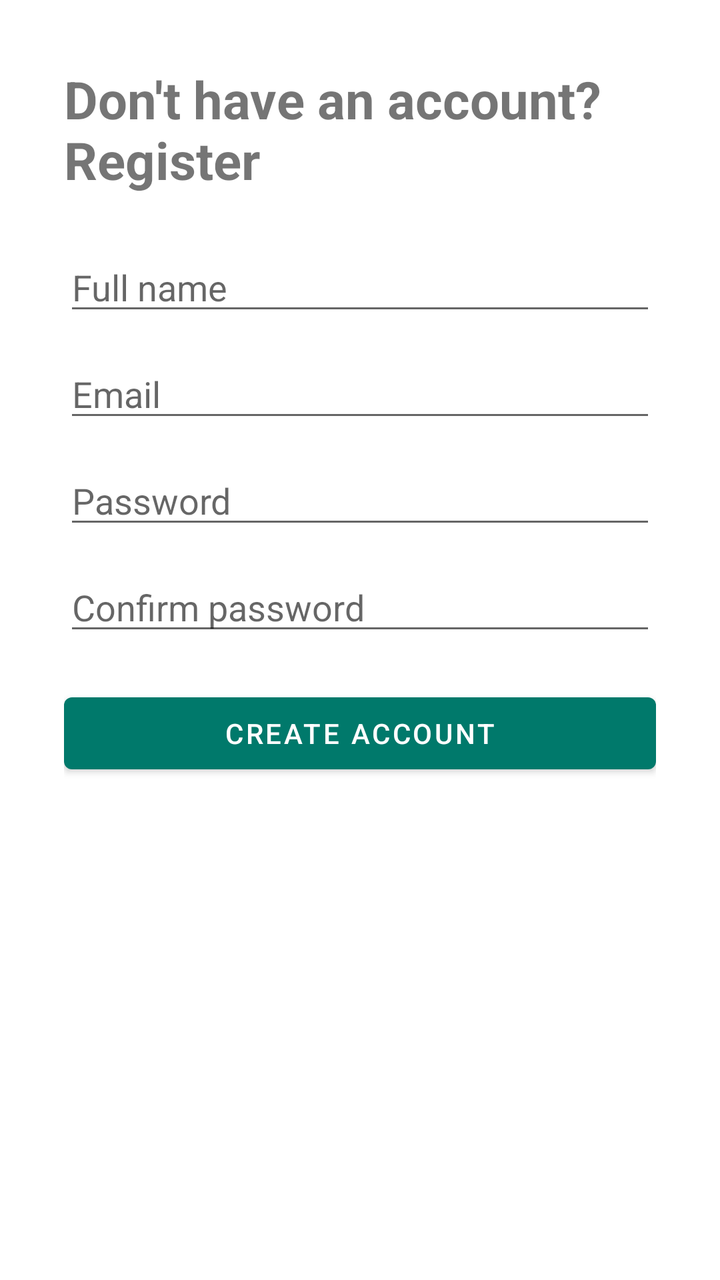
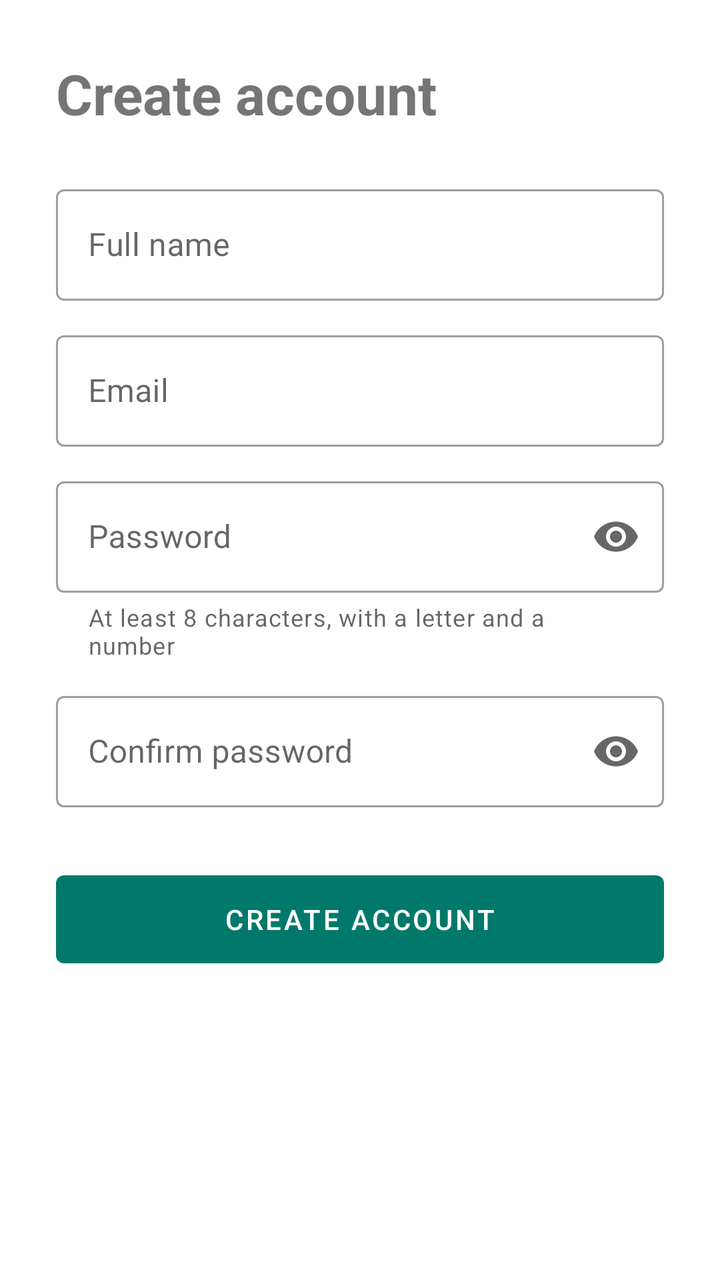

Two renders of the same Android screen: before a commit and after it. Below are the layout's source before the change and the commit's diff.
<!-- AndroidManifest.xml: application theme Theme.StudyFlow -->
<!-- res/layout/activity_register.xml -->
<?xml version="1.0" encoding="utf-8"?>
<ScrollView xmlns:android="http://schemas.android.com/apk/res/android"
    android:layout_width="match_parent"
    android:layout_height="match_parent">

    <LinearLayout
        android:layout_width="match_parent"
        android:layout_height="wrap_content"
        android:orientation="vertical"
        android:padding="32dp">

        <TextView
            android:layout_width="wrap_content"
            android:layout_height="wrap_content"
            android:text="@string/action_register_link"
            android:textSize="26sp"
            android:textStyle="bold"
            android:layout_marginBottom="24dp" />

        <EditText
            android:id="@+id/editName"
            android:layout_width="match_parent"
            android:layout_height="wrap_content"
            android:hint="@string/hint_name"
            android:inputType="textPersonName" />

        <EditText
            android:id="@+id/editEmail"
            android:layout_width="match_parent"
            android:layout_height="wrap_content"
            android:hint="@string/hint_email"
            android:inputType="textEmailAddress"
            android:layout_marginTop="12dp" />

        <EditText
            android:id="@+id/editPassword"
            android:layout_width="match_parent"
            android:layout_height="wrap_content"
            android:hint="@string/hint_password"
            android:inputType="textPassword"
            android:layout_marginTop="12dp" />

        <EditText
            android:id="@+id/editConfirmPassword"
            android:layout_width="match_parent"
            android:layout_height="wrap_content"
            android:hint="@string/hint_confirm_password"
            android:inputType="textPassword"
            android:layout_marginTop="12dp" />

        <Button
            android:id="@+id/buttonRegister"
            android:layout_width="match_parent"
            android:layout_height="wrap_content"
            android:text="@string/action_register"
            android:layout_marginTop="20dp" />

    </LinearLayout>
</ScrollView>
<!-- resources referenced by this layout -->
<resources>
  <string name="action_register">Create Account</string>
  <string name="action_register_link">Don\'t have an account? Register</string>
  <string name="hint_confirm_password">Confirm password</string>
  <string name="hint_email">Email</string>
  <string name="hint_name">Full name</string>
  <string name="hint_password">Password</string>
  <style name="Theme.StudyFlow" parent="Theme.MaterialComponents.DayNight.NoActionBar">
          <item name="colorPrimary">@color/teal_700</item>
          <item name="colorPrimaryVariant">@color/teal_900</item>
          <item name="colorOnPrimary">@color/white</item>
          <item name="colorSecondary">@color/teal_200</item>
          <item name="android:statusBarColor">@color/teal_900</item>
      </style>
  <color name="teal_700">#00796B</color>
  <color name="teal_900">#004D40</color>
  <color name="white">#FFFFFF</color>
  <color name="teal_200">#80CBC4</color>
</resources>

<!-- the commit's change to res/layout/activity_register.xml (unified diff, before → after) -->
@@ -1,59 +1,104 @@
 <?xml version="1.0" encoding="utf-8"?>
 <ScrollView xmlns:android="http://schemas.android.com/apk/res/android"
+    xmlns:app="http://schemas.android.com/apk/res-auto"
     android:layout_width="match_parent"
-    android:layout_height="match_parent">
+    android:layout_height="match_parent"
+    android:fillViewport="true">
 
     <LinearLayout
         android:layout_width="match_parent"
         android:layout_height="wrap_content"
         android:orientation="vertical"
-        android:padding="32dp">
+        android:padding="28dp">
 
         <TextView
             android:layout_width="wrap_content"
             android:layout_height="wrap_content"
-            android:text="@string/action_register_link"
-            android:textSize="26sp"
-            android:textStyle="bold"
-            android:layout_marginBottom="24dp" />
+            android:layout_marginBottom="24dp"
+            android:text="@string/title_register"
+            android:textSize="28sp"
+            android:textStyle="bold" />
 
-        <EditText
-            android:id="@+id/editName"
+        <com.google.android.material.textfield.TextInputLayout
+            android:id="@+id/layoutName"
+            style="@style/Widget.MaterialComponents.TextInputLayout.OutlinedBox"
             android:layout_width="match_parent"
             android:layout_height="wrap_content"
-            android:hint="@string/hint_name"
-            android:inputType="textPersonName" />
+            android:hint="@string/hint_name">
 
-        <EditText
-            android:id="@+id/editEmail"
+            <com.google.android.material.textfield.TextInputEditText
+                android:id="@+id/inputName"
+                android:layout_width="match_parent"
+                android:layout_height="wrap_content"
+                android:autofillHints="name"
+                android:inputType="textPersonName|textCapWords" />
+        </com.google.android.material.textfield.TextInputLayout>
+
+        <com.google.android.material.textfield.TextInputLayout
+            android:id="@+id/layoutEmail"
+            style="@style/Widget.MaterialComponents.TextInputLayout.OutlinedBox"
             android:layout_width="match_parent"
             android:layout_height="wrap_content"
-            android:hint="@string/hint_email"
-            android:inputType="textEmailAddress"
-            android:layout_marginTop="12dp" />
+            android:layout_marginTop="12dp"
+            android:hint="@string/hint_email">
 
-        <EditText
-            android:id="@+id/editPassword"
+            <com.google.android.material.textfield.TextInputEditText
+                android:id="@+id/inputEmail"
+                android:layout_width="match_parent"
+                android:layout_height="wrap_content"
+                android:autofillHints="emailAddress"
+                android:inputType="textEmailAddress" />
+        </com.google.android.material.textfield.TextInputLayout>
+
+        <com.google.android.material.textfield.TextInputLayout
+            android:id="@+id/layoutPassword"
+            style="@style/Widget.MaterialComponents.TextInputLayout.OutlinedBox"
             android:layout_width="match_parent"
             android:layout_height="wrap_content"
+            android:layout_marginTop="12dp"
             android:hint="@string/hint_password"
-            android:inputType="textPassword"
-            android:layout_marginTop="12dp" />
+            app:endIconMode="password_toggle"
+            app:helperText="@string/helper_password_rules"
+            app:helperTextEnabled="true">
 
-        <EditText
-            android:id="@+id/editConfirmPassword"
+            <com.google.android.material.textfield.TextInputEditText
+                android:id="@+id/inputPassword"
+                android:layout_width="match_parent"
+                android:layout_height="wrap_content"
+                android:autofillHints="newPassword"
+                android:inputType="textPassword" />
+        </com.google.android.material.textfield.TextInputLayout>
+
+        <com.google.android.material.textfield.TextInputLayout
+            android:id="@+id/layoutConfirmPassword"
+            style="@style/Widget.MaterialComponents.TextInputLayout.OutlinedBox"
             android:layout_width="match_parent"
             android:layout_height="wrap_content"
+            android:layout_marginTop="12dp"
             android:hint="@string/hint_confirm_password"
-            android:inputType="textPassword"
-            android:layout_marginTop="12dp" />
+            app:endIconMode="password_toggle">
+
+            <com.google.android.material.textfield.TextInputEditText
+                android:id="@+id/inputConfirmPassword"
+                android:layout_width="match_parent"
+                android:layout_height="wrap_content"
+                android:autofillHints="newPassword"
+                android:inputType="textPassword" />
+        </com.google.android.material.textfield.TextInputLayout>
+
+        <com.google.android.material.progressindicator.LinearProgressIndicator
+            android:id="@+id/progressLoading"
+            android:layout_width="match_parent"
+            android:layout_height="wrap_content"
+            android:layout_marginTop="16dp"
+            android:indeterminate="true"
+            android:visibility="invisible" />
 
         <Button
             android:id="@+id/buttonRegister"
             android:layout_width="match_parent"
-            android:layout_height="wrap_content"
-            android:text="@string/action_register"
-            android:layout_marginTop="20dp" />
-
+            android:layout_height="56dp"
+            android:layout_marginTop="8dp"
+            android:text="@string/action_register" />
     </LinearLayout>
 </ScrollView>
<!-- resource entries referenced after the edit -->
@@ -1,17 +1,20 @@
 <!-- resources referenced by this layout -->
 <resources>
-  <string name="action_register">Create Account</string>
-  <string name="action_register_link">Don\'t have an account? Register</string>
+  <string name="action_register">Create account</string>
+  <string name="helper_password_rules">At least 8 characters, with a letter and a number</string>
   <string name="hint_confirm_password">Confirm password</string>
   <string name="hint_email">Email</string>
   <string name="hint_name">Full name</string>
   <string name="hint_password">Password</string>
+  <string name="title_register">Create account</string>
   <style name="Theme.StudyFlow" parent="Theme.MaterialComponents.DayNight.NoActionBar">
           <item name="colorPrimary">@color/teal_700</item>
           <item name="colorPrimaryVariant">@color/teal_900</item>
           <item name="colorOnPrimary">@color/white</item>
           <item name="colorSecondary">@color/teal_200</item>
-          <item name="android:statusBarColor">@color/teal_900</item>
+          
+          <item name="android:windowLightStatusBar" tools:targetApi="m">true</item>
+          <item name="android:windowLightNavigationBar" tools:targetApi="o_mr1">true</item>
       </style>
   <color name="teal_700">#00796B</color>
   <color name="teal_900">#004D40</color>
